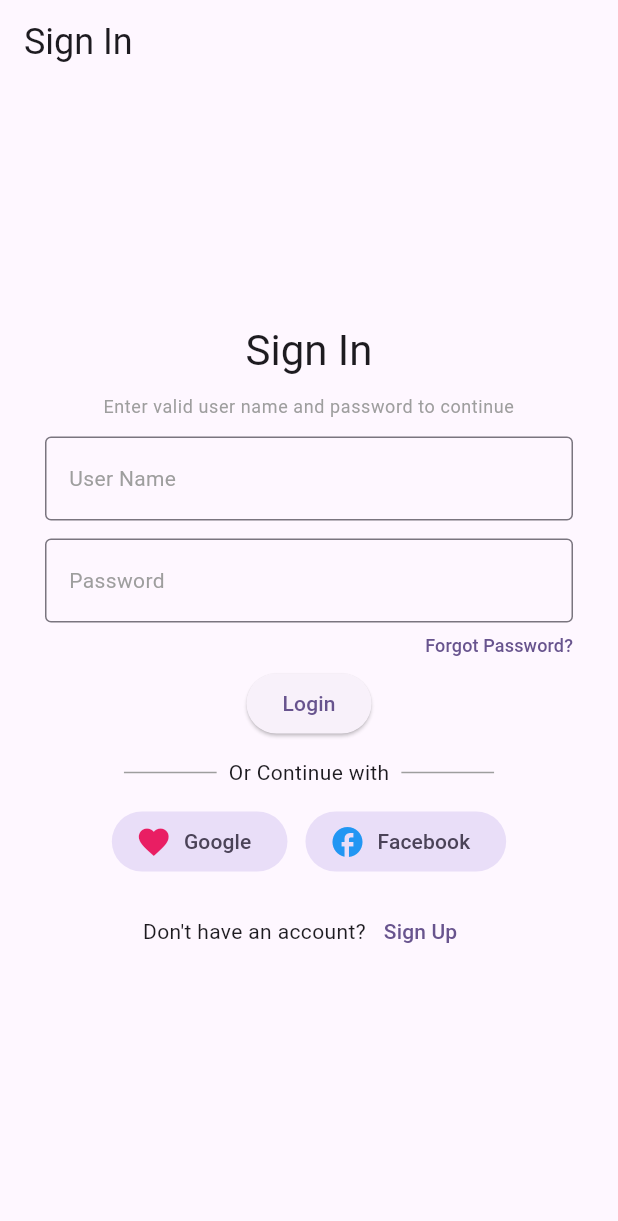
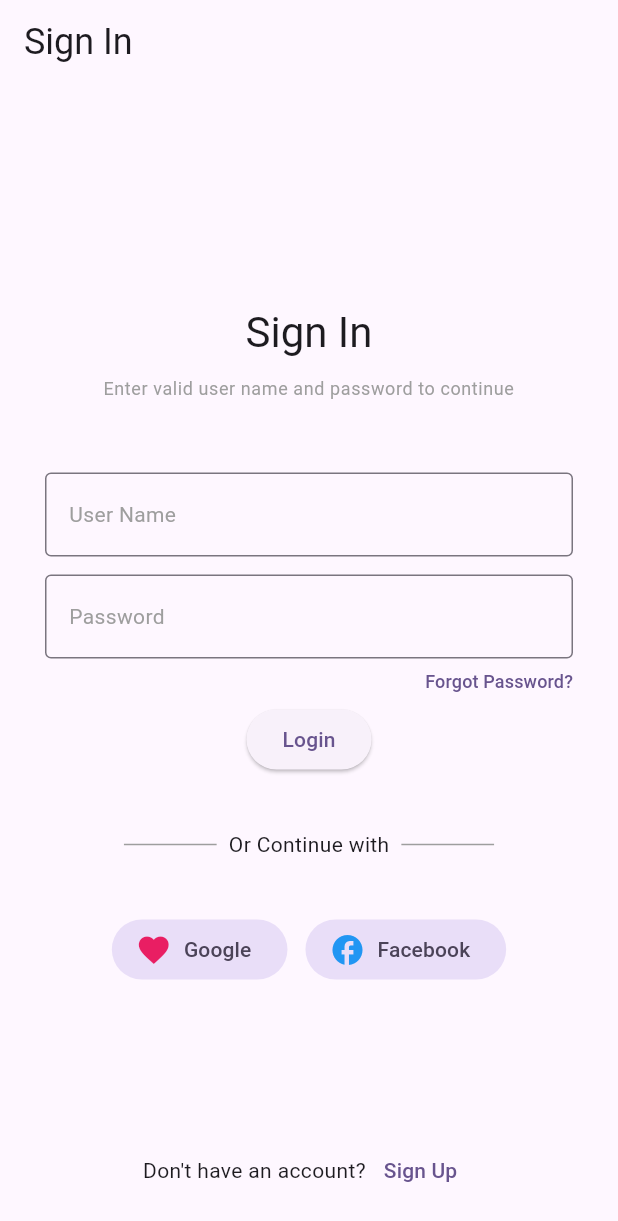
Before and after one commit to basharh/flutter-notes-app, a Flutter app: the screen it shows after launch, on a phone screen of 412 x 824 dp. Shown: the top 1221 px of the screen. Run offline on Flutter 3.47's test engine with Material 3 defaults, Android fonts, the phone set to English and light mode, and no system bars.

Commit message:
cleanup login page

```diff
--- a/lib/pages/sign_in_page.dart
+++ b/lib/pages/sign_in_page.dart
@@ -8,11 +8,18 @@ class SignInPage extends StatelessWidget {
   Widget build(BuildContext context) {
     return Layout(
       title: 'Sign In',
+      child: Stack(
+        children: [
+          Align(
+            alignment: Alignment.center,
             child: Column(
               spacing: 12,
               mainAxisSize: MainAxisSize.min,
               children: [
-          Text('Sign In', style: Theme.of(context).textTheme.headlineMedium),
+                Text(
+                  'Sign In',
+                  style: Theme.of(context).textTheme.headlineMedium,
+                ),
                 Text(
                   'Enter valid user name and password to continue',
                   style: Theme.of(
@@ -20,82 +27,57 @@ class SignInPage extends StatelessWidget {
                   ).textTheme.bodySmall?.copyWith(color: Colors.grey),
                   textAlign: TextAlign.center,
                 ),
+                SizedBox(height: 24),
                 Column(
                   children: [
-              TextField(
-                decoration: InputDecoration(
-                  labelText: 'User Name',
-                  border: OutlineInputBorder(),
-                  labelStyle: Theme.of(
-                    context,
-                  ).textTheme.bodyMedium?.copyWith(color: Colors.grey),
+                    _UsernameField(),
+                    SizedBox(height: 12),
+                    _PasswordField(),
+                    Row(
+                      mainAxisAlignment: MainAxisAlignment.end,
+                      children: [_ForgotPasswordLink()],
+                    ),
+                    _LoginButton(),
+                  ],
+                ),
+                SizedBox(height: 12),
+                _OrContinueDivider(),
+                SizedBox(height: 12),
+                _SocialLoginLinks(),
+              ],
             ),
           ),
-              SizedBox(height: 12),
-              TextField(
-                decoration: InputDecoration(
-                  labelText: 'Password',
-                  border: OutlineInputBorder(),
-                  labelStyle: Theme.of(
-                    context,
-                  ).textTheme.bodyMedium?.copyWith(color: Colors.grey),
+          Align(alignment: Alignment.bottomCenter, child: _SignUpLink()),
+        ],
       ),
-                obscureText: true,
-              ),
-              Row(
-                mainAxisAlignment: MainAxisAlignment.end,
+    );
+  }
+}
+
+/// Sign Up Link row
+class _SignUpLink extends StatelessWidget {
+  @override
+  Widget build(BuildContext context) {
+    return Row(
+      mainAxisAlignment: MainAxisAlignment.center,
       children: [
+        const Text("Don't have an account?"),
         TextButton(
-                    style: TextButton.styleFrom(
-                      padding: EdgeInsets.zero,
-                      minimumSize: const Size(50, 30),
-                      tapTargetSize: MaterialTapTargetSize.shrinkWrap,
-                      alignment: Alignment.centerLeft,
-                    ),
           onPressed: () {
-                      Navigator.pushNamed(context, '/forgot_password');
+            Navigator.pushNamed(context, '/sign_up');
           },
-                    child: const Text(
-                      'Forgot Password?',
-                      style: TextStyle(fontSize: 12),
-                    ),
+          child: const Text('Sign Up'),
         ),
       ],
-              ),
-              ElevatedButton(
-                style: Theme.of(context).elevatedButtonTheme.style?.copyWith(
-                  padding: WidgetStateProperty.resolveWith(
-                    (states) => const EdgeInsets.symmetric(
-                      horizontal: 100,
-                      vertical: 10,
-                    ),
-                  ),
-                ),
-                onPressed: () {
-                  // Implement sign-in logic here
-                },
-                child: const Text('Login'),
-              ),
-            ],
-          ),
-          Row(
-            mainAxisAlignment: MainAxisAlignment.center,
-            spacing: 8,
-            children: [
-              Container(
-                width: MediaQuery.of(context).size.width * 0.15,
-                height: 1,
-                color: Colors.grey,
-              ),
-              Text('Or Continue with'),
-              Container(
-                width: MediaQuery.of(context).size.width * 0.15,
-                height: 1,
-                color: Colors.grey,
-              ),
-            ],
-          ),
-          Row(
+    );
+  }
+}
+
+/// Social Login Links row
+class _SocialLoginLinks extends StatelessWidget {
+  @override
+  Widget build(BuildContext context) {
+    return Row(
       mainAxisAlignment: MainAxisAlignment.center,
       spacing: 12,
       children: [
@@ -121,20 +103,97 @@ class SignInPage extends StatelessWidget {
           onPressed: () {},
         ),
       ],
+    );
+  }
+}
+
+/// Or Continue with Divider row
+class _OrContinueDivider extends StatelessWidget {
+  @override
+  Widget build(BuildContext context) {
+    return Row(
+      mainAxisAlignment: MainAxisAlignment.center,
+      spacing: 8,
+      children: [
+        Container(
+          width: MediaQuery.of(context).size.width * 0.15,
+          height: 1,
+          color: Colors.grey,
         ),
-          Row(
-            mainAxisAlignment: MainAxisAlignment.center,
-            children: [
-              const Text("Don't have an account?"),
-              TextButton(
-                onPressed: () {
-                  Navigator.pushNamed(context, '/sign_up');
-                },
-                child: const Text('Sign Up'),
+        Text('Or Continue with'),
+        Container(
+          width: MediaQuery.of(context).size.width * 0.15,
+          height: 1,
+          color: Colors.grey,
         ),
       ],
+    );
+  }
+}
+
+/// Login Button
+class _LoginButton extends StatelessWidget {
+  @override
+  Widget build(BuildContext context) {
+    return ElevatedButton(
+      style: Theme.of(context).elevatedButtonTheme.style?.copyWith(
+        padding: WidgetStateProperty.resolveWith(
+          (states) => const EdgeInsets.symmetric(horizontal: 100, vertical: 10),
         ),
-        ],
+      ),
+      onPressed: () {
+        // Implement sign-in logic here
+      },
+      child: const Text('Login'),
+    );
+  }
+}
+
+/// Forgot Password Link
+class _ForgotPasswordLink extends StatelessWidget {
+  @override
+  Widget build(BuildContext context) {
+    return TextButton(
+      style: TextButton.styleFrom(
+        padding: EdgeInsets.zero,
+        minimumSize: const Size(50, 30),
+        tapTargetSize: MaterialTapTargetSize.shrinkWrap,
+        alignment: Alignment.centerLeft,
+      ),
+      onPressed: () {
+        Navigator.pushNamed(context, '/forgot_password');
+      },
+      child: const Text('Forgot Password?', style: TextStyle(fontSize: 12)),
+    );
+  }
+}
+
+class _PasswordField extends StatelessWidget {
+  @override
+  Widget build(BuildContext context) {
+    return TextField(
+      decoration: InputDecoration(
+        labelText: 'Password',
+        border: OutlineInputBorder(),
+        labelStyle: Theme.of(
+          context,
+        ).textTheme.bodyMedium?.copyWith(color: Colors.grey),
+      ),
+      obscureText: true,
+    );
+  }
+}
+
+class _UsernameField extends StatelessWidget {
+  @override
+  Widget build(BuildContext context) {
+    return TextField(
+      decoration: InputDecoration(
+        labelText: 'User Name',
+        border: OutlineInputBorder(),
+        labelStyle: Theme.of(
+          context,
+        ).textTheme.bodyMedium?.copyWith(color: Colors.grey),
       ),
     );
   }
```
Lines whose indentation alone changed are shown as unchanged.
